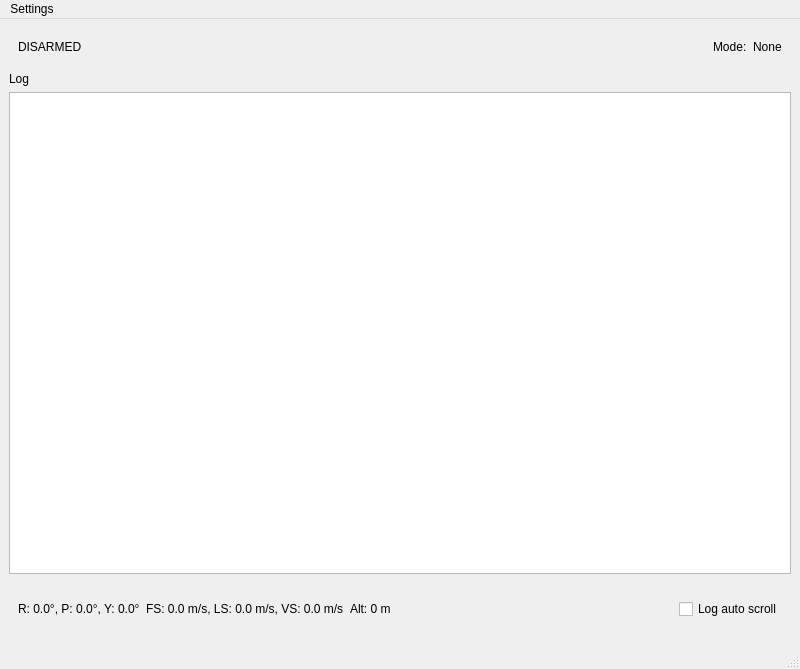
Qt form mainwindow.ui (Enem-20/CGS) before a commit.
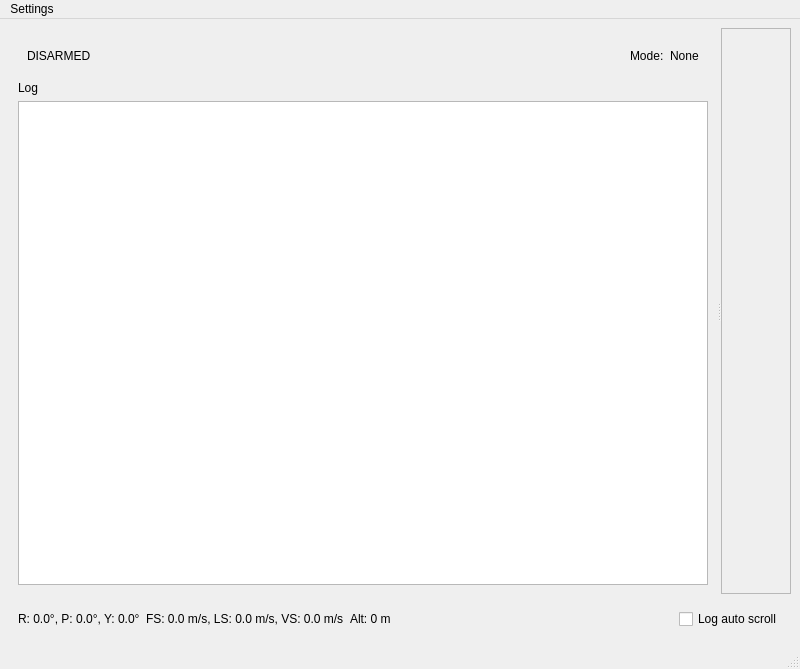
The same form after that commit.

Commit message: change serial widget

Patch:
```diff
--- a/mainwindow.ui
+++ b/mainwindow.ui
@@ -15,13 +15,28 @@
   </property>
   <widget class="QWidget" name="centralwidget">
    <layout class="QGridLayout" name="gridLayout">
-    <item row="1" column="0">
-     <widget class="QLabel" name="label_7">
-      <property name="text">
-       <string>Log</string>
+    <item row="0" column="0">
+     <widget class="QSplitter" name="splitter">
+      <property name="sizePolicy">
+       <sizepolicy hsizetype="Expanding" vsizetype="Expanding">
+        <horstretch>0</horstretch>
+        <verstretch>0</verstretch>
+       </sizepolicy>
       </property>
-     </widget>
-    </item>
+      <property name="orientation">
+       <enum>Qt::Orientation::Horizontal</enum>
+      </property>
+      <widget class="QFrame" name="frame_3">
+       <property name="sizePolicy">
+        <sizepolicy hsizetype="Preferred" vsizetype="Expanding">
+         <horstretch>0</horstretch>
+         <verstretch>0</verstretch>
+        </sizepolicy>
+       </property>
+       <property name="frameShape">
+        <enum>QFrame::Shape::NoFrame</enum>
+       </property>
+       <layout class="QGridLayout" name="gridLayout_2">
     <item row="0" column="0">
      <widget class="QFrame" name="statusPanel">
       <property name="frameShape">
@@ -65,6 +80,13 @@
       </layout>
      </widget>
     </item>
+        <item row="1" column="0">
+         <widget class="QLabel" name="label_7">
+          <property name="text">
+           <string>Log</string>
+          </property>
+         </widget>
+        </item>
     <item row="2" column="0">
      <widget class="QListWidget" name="gcsLog">
       <property name="autoScroll">
@@ -72,8 +94,36 @@
       </property>
      </widget>
     </item>
-    <item row="3" column="0">
+       </layout>
+      </widget>
+      <widget class="QScrollArea" name="scrollArea">
+       <property name="sizeAdjustPolicy">
+        <enum>QAbstractScrollArea::SizeAdjustPolicy::AdjustIgnored</enum>
+       </property>
+       <property name="widgetResizable">
+        <bool>true</bool>
+       </property>
+       <widget class="QWidget" name="scrollAreaWidgetContents">
+        <property name="geometry">
+         <rect>
+          <x>0</x>
+          <y>0</y>
+          <width>68</width>
+          <height>564</height>
+         </rect>
+        </property>
+       </widget>
+      </widget>
+     </widget>
+    </item>
+    <item row="1" column="0">
      <widget class="QFrame" name="frame_2">
+      <property name="sizePolicy">
+       <sizepolicy hsizetype="Preferred" vsizetype="Minimum">
+        <horstretch>0</horstretch>
+        <verstretch>0</verstretch>
+       </sizepolicy>
+      </property>
       <property name="frameShape">
        <enum>QFrame::Shape::NoFrame</enum>
       </property>
@@ -106,8 +156,8 @@
          </property>
          <property name="sizeHint" stdset="0">
           <size>
-           <width>20</width>
-           <height>40</height>
+           <width>40</width>
+           <height>20</height>
           </size>
          </property>
         </spacer>
```
Lines whose indentation alone changed are shown as unchanged. The commit also changes 5 other files.
